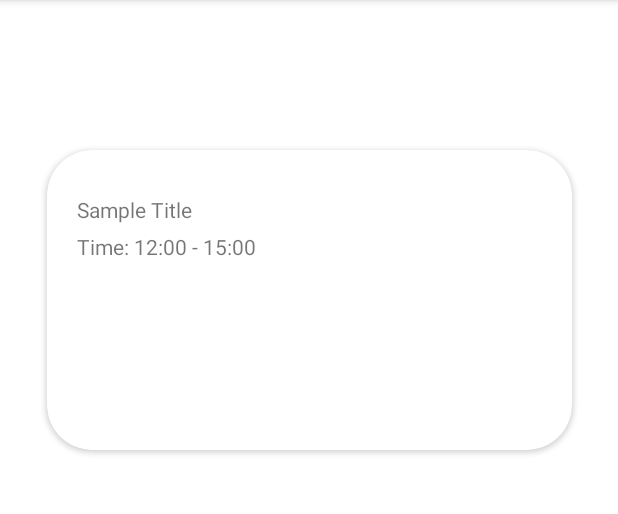
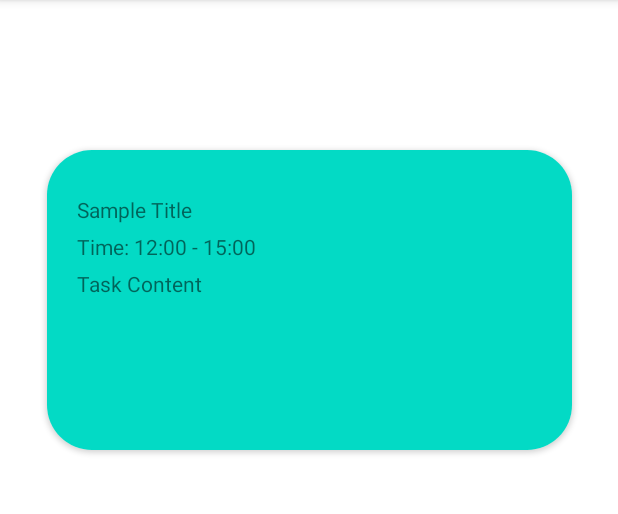
Before and after one commit to dunbs/Guren, an Android app: the TaskListActivity screen opened directly, with no data from a screen before it, on a phone screen of 412 x 824 dp, the part 84-598 px from its top. Run offline under Robolectric (Android 15) with nearby library versions, the phone set to English and light mode, and no system bars.

Commit message:
finish task list

```diff
--- a/Guren/app/src/main/res/layout/activity_task_list.xml
+++ b/Guren/app/src/main/res/layout/activity_task_list.xml
@@ -8,11 +8,10 @@
 >
 
     <androidx.cardview.widget.CardView
-        xmlns:card_view="http://schemas.android.com/apk/res-auto"
         android:layout_width="350dp"
         android:layout_height="200dp"
         android:layout_gravity="center"
-        card_view:cardCornerRadius="30dp"
+        app:cardCornerRadius="30dp"
 
         android:layout_marginTop="100dp"
         app:layout_constraintEnd_toEndOf="parent"
@@ -20,17 +19,18 @@
         app:layout_constraintTop_toTopOf="parent">
 
         <androidx.constraintlayout.widget.ConstraintLayout
-            xmlns:android="http://schemas.android.com/apk/res/android"
-            xmlns:app="http://schemas.android.com/apk/res-auto"
             android:layout_width="match_parent"
             android:layout_height="match_parent"
             android:padding="20dp"
+            android:background="@color/teal_200"
         >
+
             <TextView
                 android:id="@+id/task_title"
                 android:layout_width="wrap_content"
                 android:layout_height="wrap_content"
                 android:layout_marginTop="10dp"
+                android:text="Task Title"
 
                 app:layout_constraintStart_toStartOf="parent"
                 app:layout_constraintTop_toTopOf="parent"
@@ -41,9 +41,21 @@
                 android:layout_width="wrap_content"
                 android:layout_height="wrap_content"
                 android:layout_marginTop="5dp"
+                android:text="Task Time"
 
+                app:layout_constraintStart_toStartOf="parent"
                 app:layout_constraintTop_toBottomOf="@id/task_title"
+            />
+
+            <TextView
+                android:id="@+id/task_content"
+                android:layout_width="wrap_content"
+                android:layout_height="wrap_content"
+                android:layout_marginTop="5dp"
+                android:text="Task Content"
+
                 app:layout_constraintStart_toStartOf="parent"
+                app:layout_constraintTop_toBottomOf="@id/task_time"
 
             />
 
```
